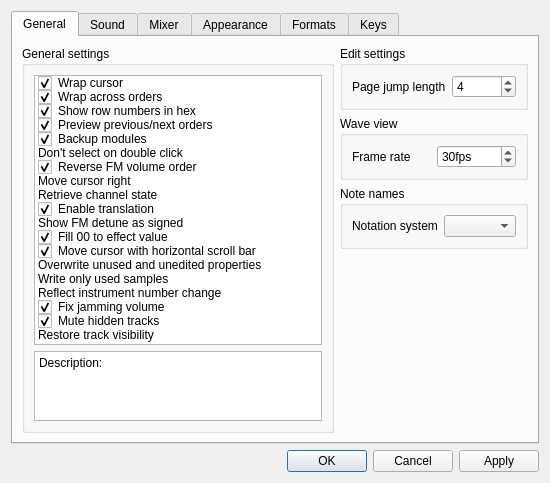
Qt form BambooTracker/gui/configuration_dialog.ui (BambooTracker/BambooTracker) before a commit.
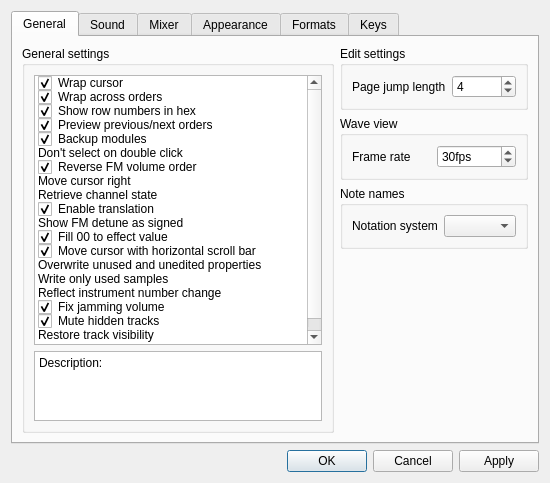
The same form after that commit. Custom widgets are drawn as their Qt base class.

Commit message: Add overflow paste option Only works with regular paste in this commit.

```diff
--- a/BambooTracker/gui/configuration_dialog.ui
+++ b/BambooTracker/gui/configuration_dialog.ui
@@ -258,6 +258,14 @@
               <enum>Unchecked</enum>
              </property>
             </item>
+			<item>
+             <property name="text">
+              <string>Overflow paste mode</string>
+             </property>
+             <property name="checkState">
+              <enum>Unchecked</enum>
+             </property>
+            </item>
            </widget>
           </item>
           <item row="1" column="0">
```
The commit also changes 8 other files.
